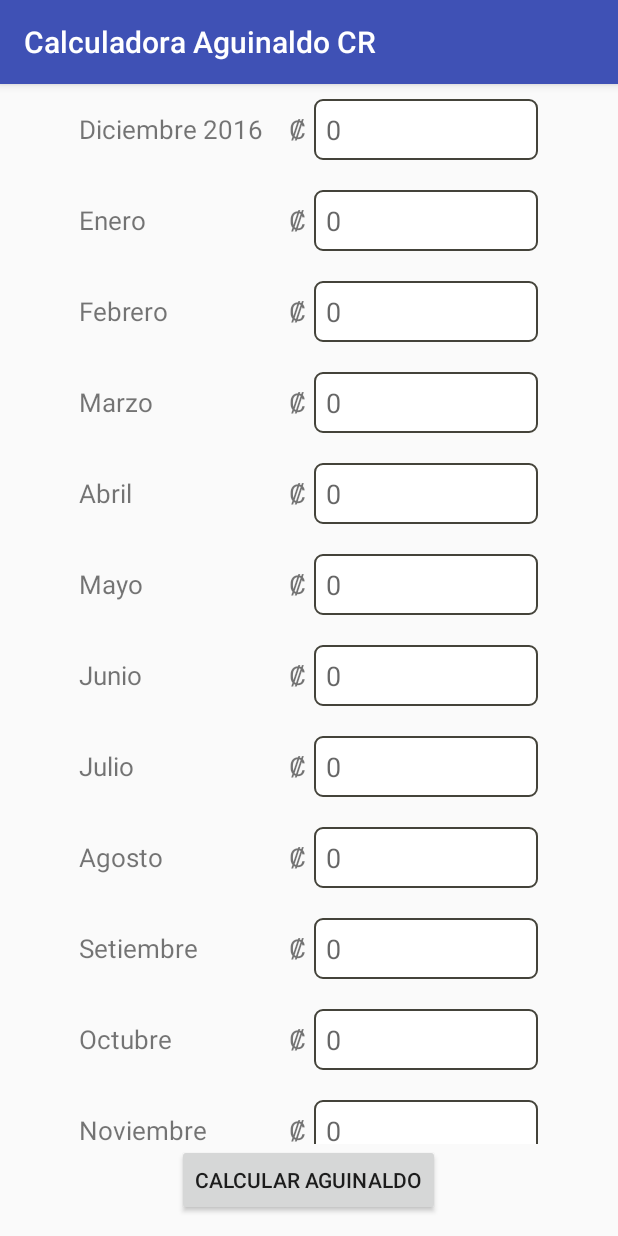
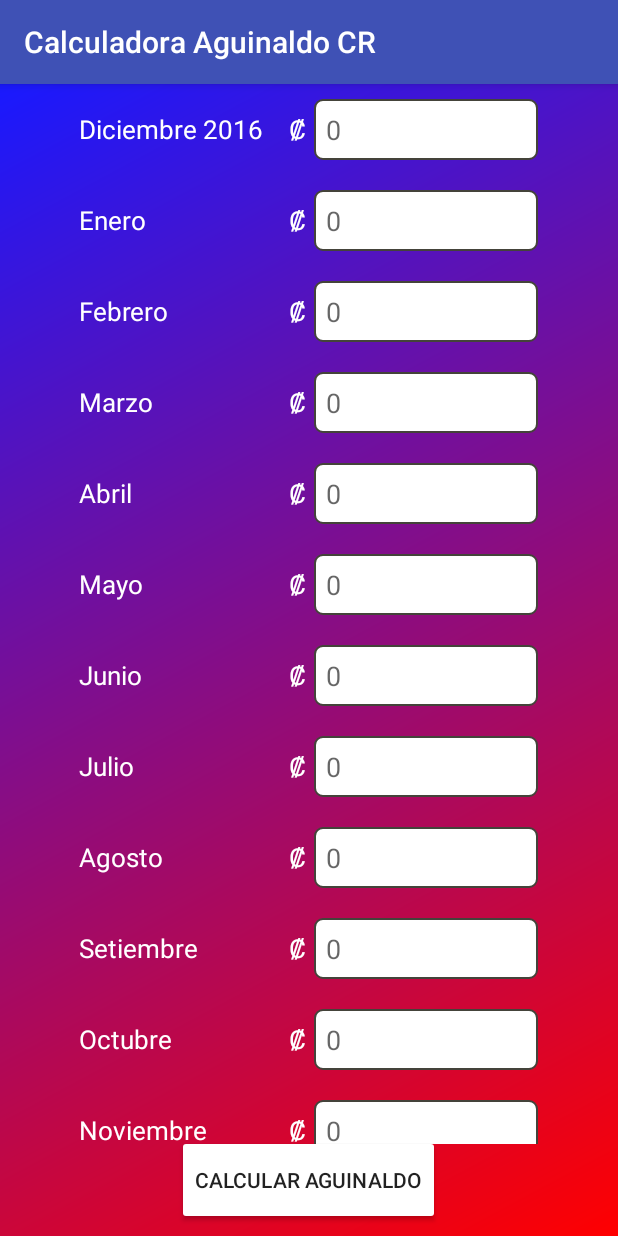
Before and after one commit to eusan91/AguinaldoCR, an Android app: the screen it shows after launch (MainActivity), on a phone screen of 412 x 824 dp. Run offline under Robolectric (Android 15) with nearby library versions, the phone set to English and light mode, and no system bars.

Commit message:
drawable para boton y fondo jaja , falta solucionar notacion decimal

```diff
--- a/app/src/main/java/com/santamaria/aguinaldocr/Month.kt
+++ b/app/src/main/java/com/santamaria/aguinaldocr/Month.kt
@@ -11,20 +11,20 @@ import kotlin.properties.Delegates
 
 class Month(var month: String) : Parcelable {
 
-    var amount : Float = 0F
+    var amount : Double = 0.0
 
 
     constructor(parcel: Parcel) : this(parcel.readString()) {
-        amount = parcel.readFloat()
+        amount = parcel.readDouble()
     }
 
-    constructor(month: String, amount: Float) : this(month) {
+    constructor(month: String, amount: Double) : this(month) {
         this.amount = amount
     }
 
     override fun writeToParcel(parcel: Parcel, flags: Int) {
         parcel.writeString(month)
-        parcel.writeFloat(amount)
+        parcel.writeDouble(amount)
     }
 
     override fun describeContents(): Int {
--- a/app/src/main/java/com/santamaria/aguinaldocr/MonthAdapter.kt
+++ b/app/src/main/java/com/santamaria/aguinaldocr/MonthAdapter.kt
@@ -65,9 +65,9 @@ class MonthAdapter(private val monthList : ArrayList<Month>, private val context
                 var amount = viewHolder.amount.text.toString()
 
                 if (amount.isNotBlank())
-                    monthList[viewHolder.amount.tag as Int].amount = amount.toFloat()
+                    monthList[viewHolder.amount.tag as Int].amount = amount.toDouble()
                 else {
-                    monthList[viewHolder.amount.tag as Int].amount = 0F
+                    monthList[viewHolder.amount.tag as Int].amount = 0.0
                 }
             }
         }
--- /dev/null
+++ b/app/src/main/res/drawable/background.xml
@@ -0,0 +1,8 @@
+<?xml version="1.0" encoding="utf-8"?>
+<shape xmlns:android="http://schemas.android.com/apk/res/android">
+
+    <gradient android:startColor="#1919ff"
+        android:endColor="#ff0000"
+        android:angle="315"/>
+
+</shape>
--- /dev/null
+++ b/app/src/main/res/drawable/button_design.xml
@@ -0,0 +1,9 @@
+<?xml version="1.0" encoding="utf-8"?>
+<shape xmlns:android="http://schemas.android.com/apk/res/android"
+    android:shape="rectangle">
+    <solid android:color="#FFFF" />
+    <corners android:bottomRightRadius="2dp"
+        android:bottomLeftRadius="2dp"
+        android:topRightRadius="2dp"
+        android:topLeftRadius="2dp"/>
+</shape>
--- a/app/src/main/res/layout/activity_main.xml
+++ b/app/src/main/res/layout/activity_main.xml
@@ -3,7 +3,8 @@
     xmlns:tools="http://schemas.android.com/tools"
     android:layout_width="match_parent"
     android:layout_height="match_parent"
-    tools:context="com.santamaria.aguinaldocr.MainActivity">
+    tools:context="com.santamaria.aguinaldocr.MainActivity"
+    android:background="@drawable/background">
 
     <ListView
         android:id="@+id/listViewMonths"
@@ -22,6 +23,8 @@
         android:layout_alignParentBottom="true"
         android:layout_centerHorizontal="true"
         android:layout_marginBottom="13dp"
+        android:background="@drawable/button_design"
+        android:padding="8dp"
         android:onClick="ComputeAguinaldo"/>
 
 </RelativeLayout>
--- a/app/src/main/res/layout/month_amount_item.xml
+++ b/app/src/main/res/layout/month_amount_item.xml
@@ -16,16 +16,18 @@
             android:layout_width="130dp"
             android:layout_height="wrap_content"
             android:text="Noviembre"
+            android:textColor="@android:color/white"
             android:textSize="17sp" />
 
         <TextView
             android:id="@+id/currencyId"
             android:layout_width="wrap_content"
             android:layout_height="wrap_content"
+            android:layout_marginLeft="10dp"
+            android:layout_marginRight="5dp"
             android:text="₡"
-            android:textSize="17sp"
-            android:layout_marginLeft="10dp"
-            android:layout_marginRight="5dp"/>
+            android:textColor="@android:color/white"
+            android:textSize="17sp" />
 
         <EditText
             android:id="@+id/amountId"
```
